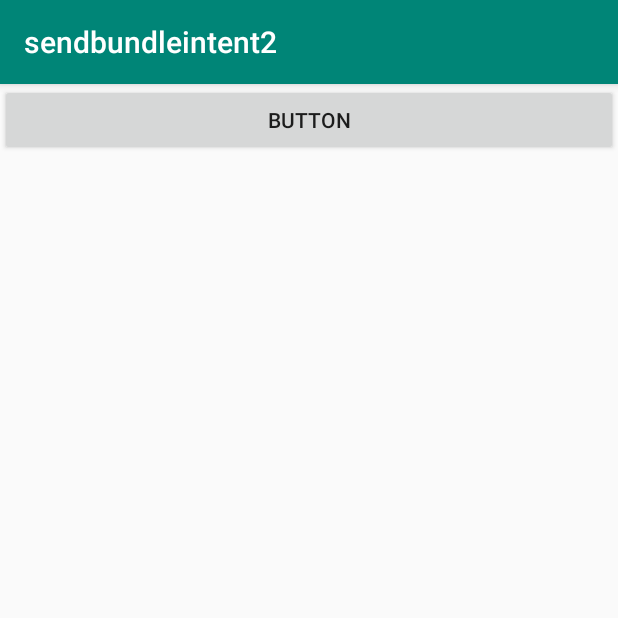
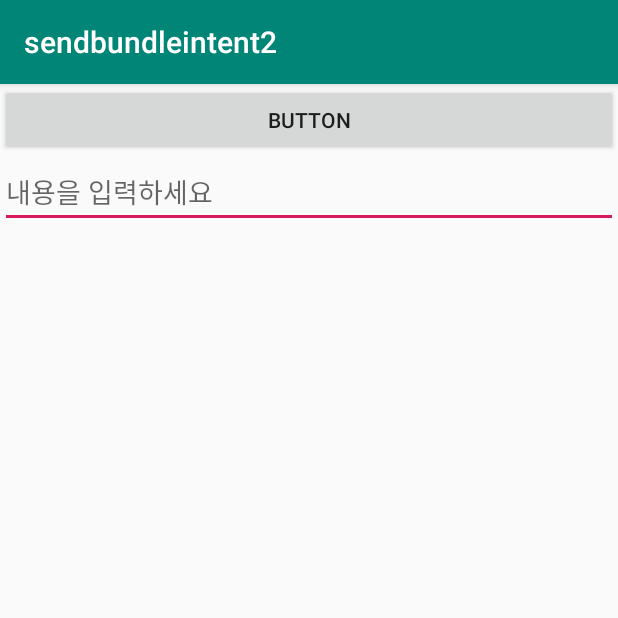
Before and after one commit to lesnyg/sendbundleintent2, an Android app: the screen it shows after launch (MainActivity), on a phone screen of 412 x 824 dp, the top half of it. Run offline under Robolectric (Android 15) with nearby library versions, the phone set to English and light mode, and no system bars.

Commit message:
third commit

```diff
--- a/app/src/main/java/com/lesnyg/edu/sendbundleintent2/MainActivity.java
+++ b/app/src/main/java/com/lesnyg/edu/sendbundleintent2/MainActivity.java
@@ -20,7 +20,8 @@ public class MainActivity extends AppCompatActivity implements View.OnClickListe
 
     @Override
     public void onClick(View v) {
-        String text = ((Button)v).getText().toString();
+        EditText editText = findViewById(R.id.editText);
+        String text = editText.getText().toString();
         Bundle bundle = new Bundle();
         bundle.putString("singleName",text);
         Intent intent = new Intent(this,secondActivity.class);
--- a/app/src/main/res/layout/activity_main.xml
+++ b/app/src/main/res/layout/activity_main.xml
@@ -17,5 +17,13 @@
             android:layout_height="wrap_content"
             android:text="Button" />
 
+        <EditText
+            android:id="@+id/editText"
+            android:layout_width="match_parent"
+            android:layout_height="wrap_content"
+            android:ems="10"
+            android:hint="@string/editText"
+            android:inputType="textPersonName" />
+
     </LinearLayout>
 </android.support.constraint.ConstraintLayout>
--- a/app/src/main/res/values/strings.xml
+++ b/app/src/main/res/values/strings.xml
@@ -1,4 +1,5 @@
 <resources>
     <string name="app_name">sendbundleintent2</string>
     <string name="textView3">Explicit Intent</string>
+    <string name="editText">내용을 입력하세요</string>
 </resources>
```
